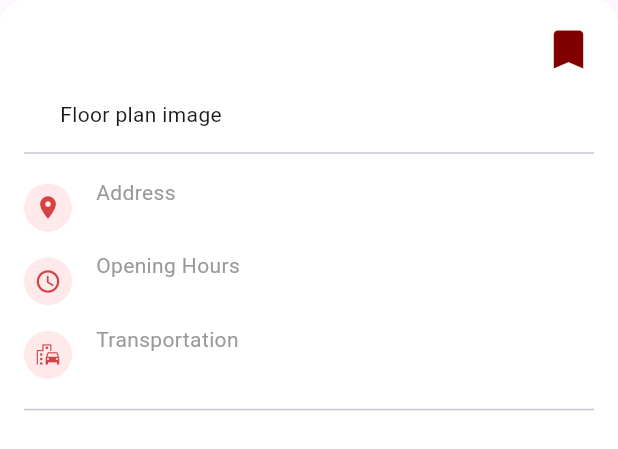
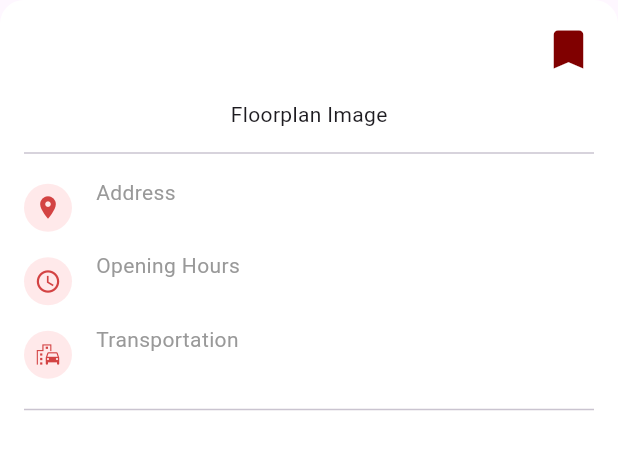
Before and after one commit to dddelacruz/UPClassroomFinder_AY2324_CS192, a Flutter app: the ClassroomDetailPage widget shown alone on an empty page, opened directly with empty values, on a phone screen of 412 x 824 dp. Shown: the top 449 px of the screen. Run offline on Flutter 3.47's test engine with Material 3 defaults, Android fonts, the light colour scheme and no system bars; our stand-ins replace cloud_firestore, firebase_core, flutter_map, latlong2, shared_preferences; accounts and stored records are empty; statements that could not run were skipped.

Commit message:
added initial floorplan images

```diff
--- a/up_classroom_finder_ay2324_cs192/lib/pages/classroomdetail_page.dart
+++ b/up_classroom_finder_ay2324_cs192/lib/pages/classroomdetail_page.dart
@@ -1,9 +1,5 @@
 import 'package:flutter/material.dart';
-
-// hardcoded assets list for locations with floorplan
-final floorplanImgList = [
-  "AECH",
-];
+import 'package:up_classroom_finder_ay2324_cs192/pages/floorplan_page.dart';
 
 class ClassroomDetailPage extends StatelessWidget {
   final Map<String, dynamic> upclassroom;
@@ -48,7 +44,7 @@ class ClassroomDetailPage extends StatelessWidget {
                     children: [
                       SizedBox(
                           width: MediaQuery.of(context).size.width - 80,
-                          child: Text("Floor plan image")),
+                          child: Center(child: Text("Floorplan Image"))),
                     ],
                   ),
                 ), // floorplan image row
```
Also changed, not shown: up_classroom_finder_ay2324_cs192/pubspec.yaml (+7 -1 lines), up_classroom_finder_ay2324_cs192/assets/floorplan_AECH_2ND.jpg (renamed from up_classroom_finder_ay2324_cs192/assets/floorplan_AECH.jpg), up_classroom_finder_ay2324_cs192/assets/floorplan_DMMME_1ST.jpg (added), up_classroom_finder_ay2324_cs192/assets/floorplan_EEEI_1ST.jpg (added), up_classroom_finder_ay2324_cs192/assets/floorplan_EEEI_2ND.jpg (added), up_classroom_finder_ay2324_cs192/assets/floorplan_NIGS_2ND.jpg (added), up_classroom_finder_ay2324_cs192/assets/floorplan_NIGS_BASEMENT.jpg (added), up_classroom_finder_ay2324_cs192/assets/floorplan_NIGS_GROUND.jpg (added).
